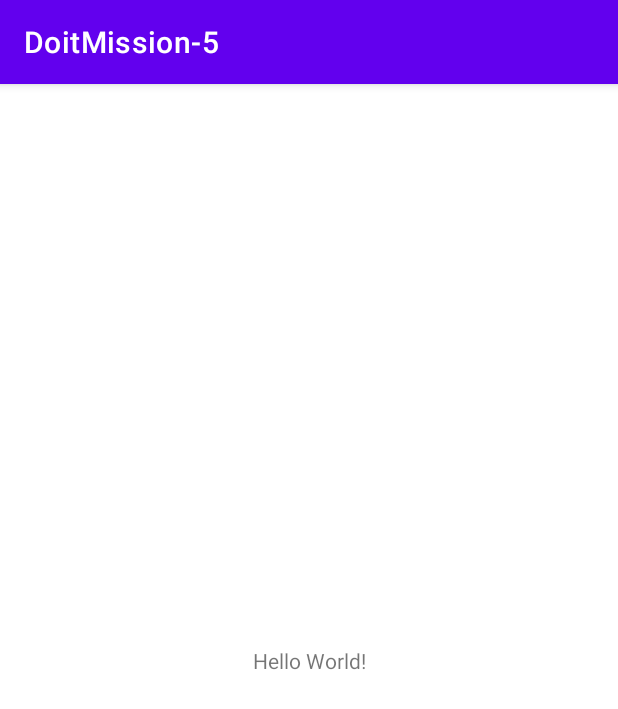
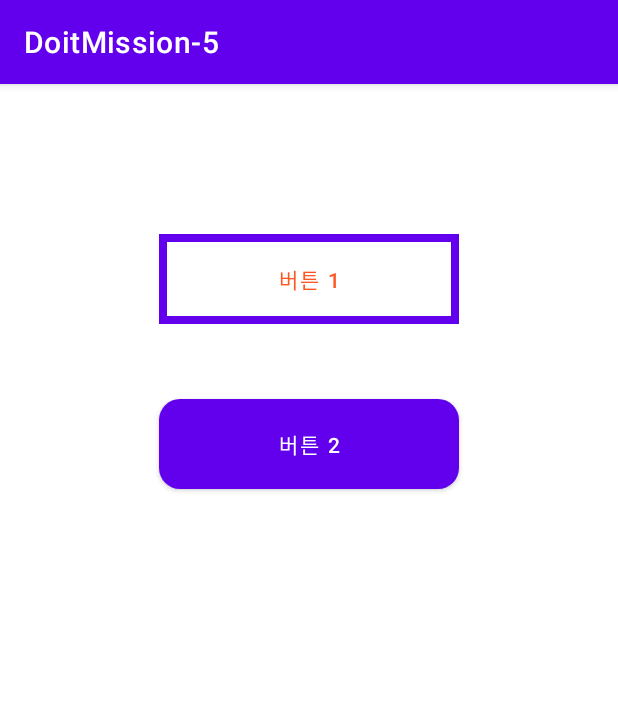
Before and after one commit to LeeJS9856/AndroidPractice, an Android app: the screen it shows after launch (MainActivity), on a phone screen of 412 x 824 dp. Shown: the top 709 px of the screen. Run offline under Robolectric (Android 15) with nearby library versions, the phone set to English and light mode, and no system bars.

Commit message:
button1의 strock color값과 button2의 solid color값이 적용이 안됨

```diff
--- /dev/null
+++ b/app/src/main/res/drawable/button1.xml
@@ -0,0 +1,14 @@
+<?xml version="1.0" encoding="utf-8"?>
+
+<shape xmlns:android="http://schemas.android.com/apk/res/android"
+    android:shape="rectangle">
+
+    <size
+        android:width="200dp"
+        android:height="60dp" />
+    <stroke
+        android:width="5dp"
+        android:color="#FF5722" />
+    <solid android:color="#00000000" />
+
+</shape>
--- /dev/null
+++ b/app/src/main/res/drawable/button2.xml
@@ -0,0 +1,12 @@
+<?xml version="1.0" encoding="utf-8"?>
+
+<shape xmlns:android="http://schemas.android.com/apk/res/android"
+    android:shape="rectangle">
+
+    <size
+        android:width="200dp"
+        android:height="60dp" />
+    <solid android:color="#FF5722" />
+    <corners android:radius="14dp" />
+
+</shape>
--- a/app/src/main/res/layout/activity_main.xml
+++ b/app/src/main/res/layout/activity_main.xml
@@ -1,18 +1,30 @@
 <?xml version="1.0" encoding="utf-8"?>
-<androidx.constraintlayout.widget.ConstraintLayout xmlns:android="http://schemas.android.com/apk/res/android"
+<LinearLayout xmlns:android="http://schemas.android.com/apk/res/android"
     xmlns:app="http://schemas.android.com/apk/res-auto"
     xmlns:tools="http://schemas.android.com/tools"
     android:layout_width="match_parent"
     android:layout_height="match_parent"
-    tools:context=".MainActivity">
+    android:orientation="vertical"
+    tools:context=".MainActivity" >
 
-    <TextView
+    <Button
+        android:id="@+id/button1"
         android:layout_width="wrap_content"
         android:layout_height="wrap_content"
-        android:text="Hello World!"
-        app:layout_constraintBottom_toBottomOf="parent"
-        app:layout_constraintEnd_toEndOf="parent"
-        app:layout_constraintStart_toStartOf="parent"
-        app:layout_constraintTop_toTopOf="parent" />
+        android:layout_marginTop="100dp"
+        android:layout_gravity="center_horizontal"
+        android:background="@drawable/button1"
+        android:textColor="#FF5722"
+        android:text="버튼 1" />
 
-</androidx.constraintlayout.widget.ConstraintLayout>
+
+    <Button
+        android:id="@+id/button2"
+        android:layout_width="wrap_content"
+        android:layout_height="wrap_content"
+        android:layout_marginTop="50dp"
+        android:layout_gravity="center_horizontal"
+        android:background="@drawable/button2"
+        android:text="버튼 2" />
+
+</LinearLayout>
```
